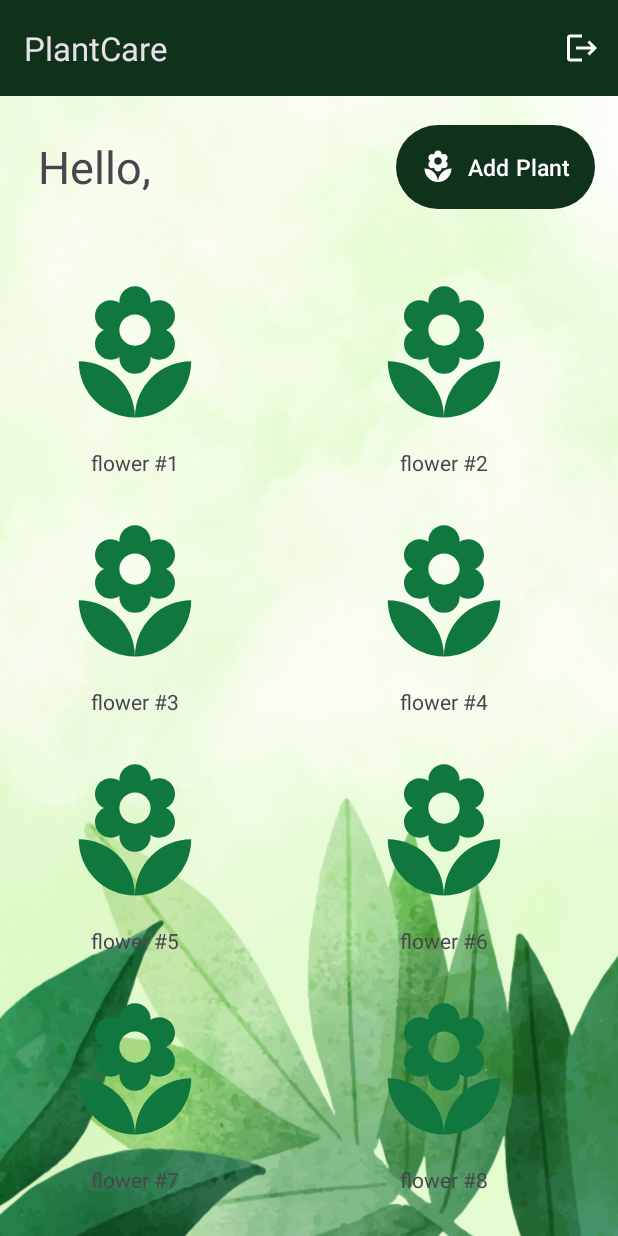
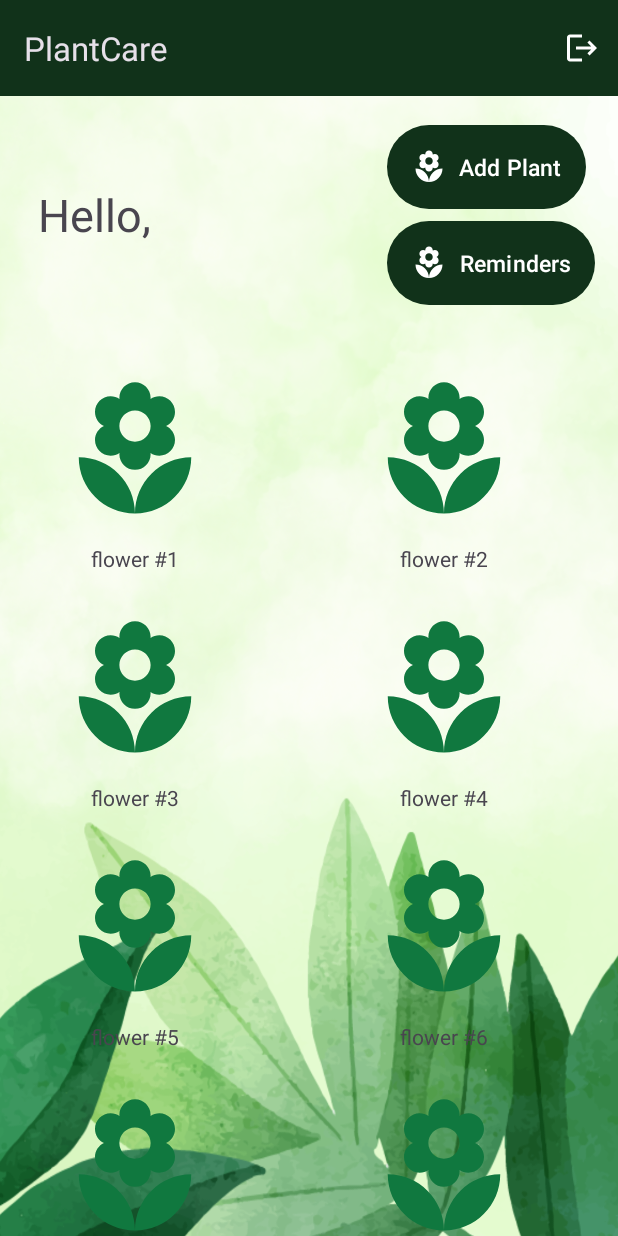
Before and after one commit to CMPT362-PlantCare/PlantCare, an Android app: the screen it shows after launch once a user with an empty profile is signed in (DashboardActivity), on a phone screen of 412 x 824 dp. Run offline under Robolectric (Android 15) with nearby library versions, the phone set to English and light mode, and no system bars; our stand-ins replace Firebase (no records; nobody signed in at launch, a user with empty details on screens opened directly).

Commit message:
adding reminder button

```diff
--- a/app/src/main/java/com/example/plantcare/DashboardActivity.kt
+++ b/app/src/main/java/com/example/plantcare/DashboardActivity.kt
@@ -20,6 +20,7 @@ class DashboardActivity : AppCompatActivity() {
     private lateinit var userEmail: String
     private lateinit var gridView: GridView
     private lateinit var addButton: Button
+    private lateinit var reminderButton: Button
 
     override fun onCreate(savedInstanceState: Bundle?) {
         super.onCreate(savedInstanceState)
@@ -36,6 +37,7 @@ class DashboardActivity : AppCompatActivity() {
 
         gridView =  binding.gridView
         addButton = binding.addButton
+        reminderButton = binding.reminderButton
 
         /* SAMPLE ARRAYS */
         val imageSet = arrayOf(R.drawable.flower_icon_green, R.drawable.flower_icon_green, R.drawable.flower_icon_green, R.drawable.flower_icon_green,
@@ -52,6 +54,10 @@ class DashboardActivity : AppCompatActivity() {
 
         addButton.setOnClickListener(){
             /* adding plants */
+        }
+
+        reminderButton.setOnClickListener(){
+            /* reminder page*/
         }
 
     }
--- a/app/src/main/res/layout/activity_dashboard.xml
+++ b/app/src/main/res/layout/activity_dashboard.xml
@@ -31,6 +31,10 @@
             android:textSize="30sp"
             android:gravity="start"
             android:layout_weight="1"/>
+        <LinearLayout
+            android:layout_width="wrap_content"
+            android:layout_height="wrap_content"
+            android:orientation="vertical">
 
             <Button app:backgroundTint="@color/dark_green"
                 android:id="@+id/addButton"
@@ -42,6 +46,17 @@
                 android:text="@string/add_button"
                 android:textColor="@color/white"/>
 
+            <Button app:backgroundTint="@color/dark_green"
+                android:id="@+id/reminderButton"
+                android:layout_width="wrap_content"
+                android:layout_height="wrap_content"
+                android:padding="16dp"
+                android:drawableLeft="@drawable/flower_icon_white"
+                android:textSize="15sp"
+                android:text="@string/reminder_button"
+                android:textColor="@color/white"/>
+        </LinearLayout>
+
     </LinearLayout>
 
     <GridView
--- a/app/src/main/res/values/strings.xml
+++ b/app/src/main/res/values/strings.xml
@@ -16,5 +16,6 @@
     <!-- DASHBOARD ACTIVITY -->
     <string name="greeting_message">Hello, %s</string>
     <string name="add_button">Add Plant</string>
+    <string name="reminder_button">Reminders</string>
 
 </resources>
```
Lines whose indentation alone changed are shown as unchanged.
